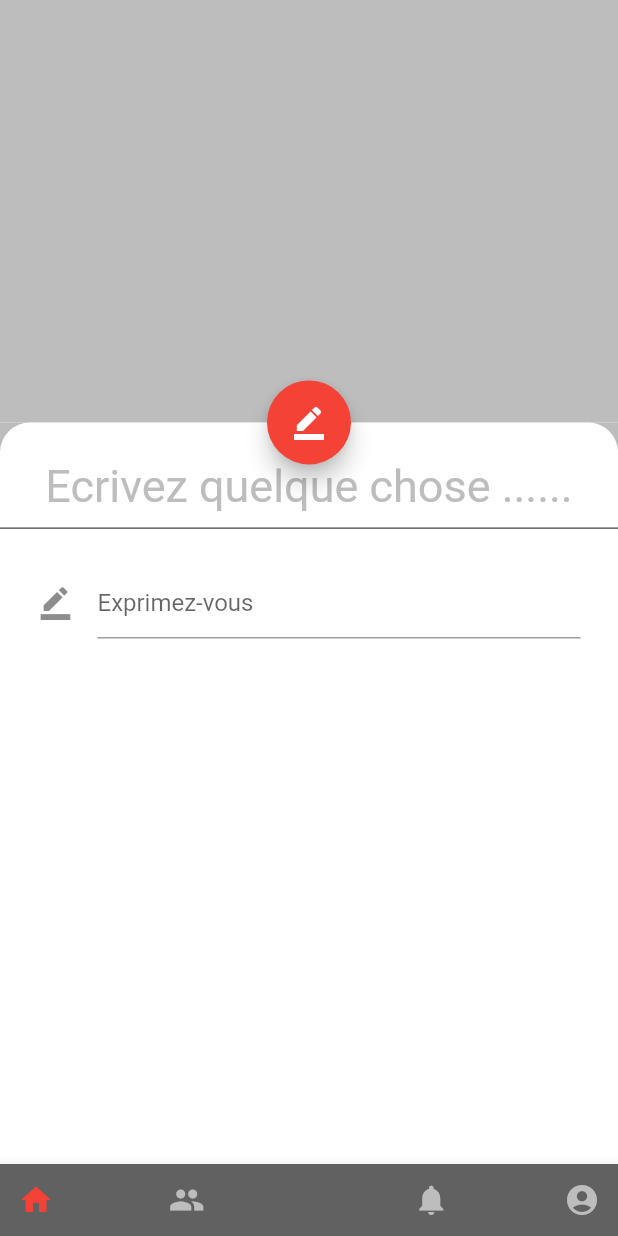
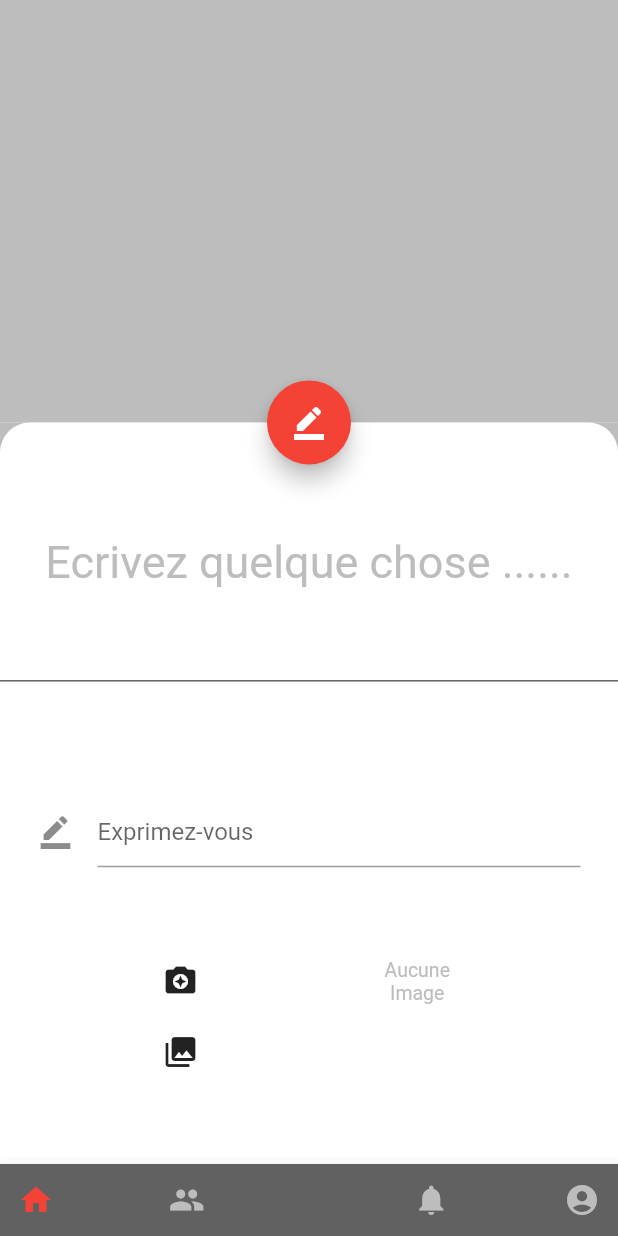
Before and after one commit to yourimukaz/FlutteSocial, a Flutter app: the screen it shows once a user with an empty profile is signed in, after a tap on the "border color" icon, on a phone screen of 412 x 824 dp. Run offline on Flutter 3.47's test engine with Material 2 defaults, Android fonts, the phone set to English and light mode, and no system bars; our stand-ins replace cloud_firestore, firebase_auth, firebase_core, image_picker; accounts and stored records are empty.

Commit message:
Fonctionnaliter AjoutImage

```diff
--- a/lib/view/my_widgets/constantes.dart
+++ b/lib/view/my_widgets/constantes.dart
@@ -18,6 +18,9 @@ Icon friendsIcon = Icon(Icons.group);
 Icon notifIcon = Icon(Icons.notifications);
 Icon profilIcon = Icon(Icons.account_circle);
 Icon writeIcon = Icon(Icons.border_color);
+Icon sendIcon = Icon(Icons.send);
+Icon camIcon = Icon(Icons.camera_enhance);
+Icon libraryIcon = Icon(Icons.photo_library);
 
 //keys
 String keyName = "name";
--- a/lib/view/pages/new_post_page.dart
+++ b/lib/view/pages/new_post_page.dart
@@ -1,5 +1,8 @@
+import 'dart:io';
+
 import 'package:flutter/material.dart';
 import 'package:fluttersocial/view/my_material.dart';
+import 'package:image_picker/image_picker.dart';
 
 class NewPost extends StatefulWidget {
   @override
@@ -8,6 +11,7 @@ class NewPost extends StatefulWidget {
 
 class _NewPostState extends State<NewPost> {
   TextEditingController _controller;
+  File imageTaken;
 
   @override
   void initState() {
@@ -37,6 +41,7 @@ class _NewPostState extends State<NewPost> {
         child: InkWell(
           onTap: (() => FocusScope.of(context).requestFocus(FocusNode())),
           child: Column(
+            mainAxisAlignment: MainAxisAlignment.spaceEvenly,
             children: [
               PaddingWith(
                 widget: MyText(
@@ -60,6 +65,22 @@ class _NewPostState extends State<NewPost> {
                 top: 25.0,
                 right: 25.0,
                 left: 25.0,
+              ),
+              Row(
+                mainAxisAlignment: MainAxisAlignment.spaceEvenly,
+                children: [
+                  Column(
+                    children: [
+                      IconButton(icon: camIcon, onPressed: (() => takePicture(ImageSource.camera))),
+                      IconButton(icon: libraryIcon, onPressed: (()=>takePicture(ImageSource.gallery)))
+                    ],
+                  ),
+                  Container(
+                    width: 75.0,
+                    height: 75.0,
+                    child: (imageTaken == null) ? MyText("Aucune Image", fontSize: 13.0,color: base,): Image.file(imageTaken)   ,
+                  )
+                ],
               )
             ],
           ),
@@ -67,4 +88,7 @@ class _NewPostState extends State<NewPost> {
       ),
     );
   }
+
+Future<void> takePicture(ImageSource source) async{}
+
 }
--- a/pubspec.yaml
+++ b/pubspec.yaml
@@ -32,6 +32,7 @@ dependencies:
   firebase_core: ^0.5.1
   cloud_firestore: ^0.14.2
   firebase_storage: ^4.0.1
+  image_picker: ^0.6.7+14
 
 dev_dependencies:
   flutter_test:
```
Also changed, not shown: pubspec.lock.
